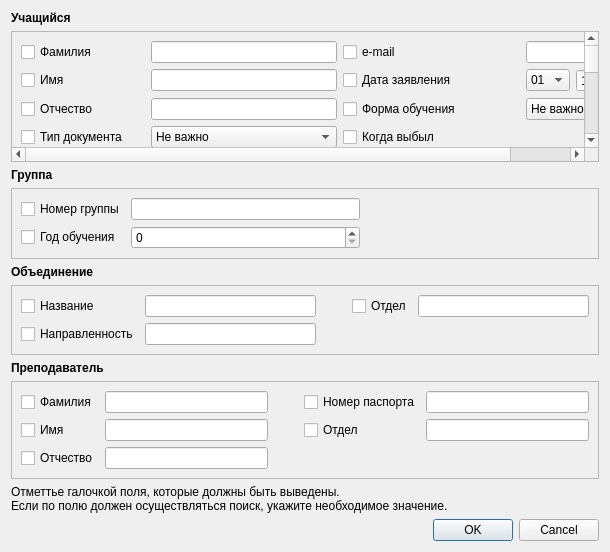
First picture: the form in searchdialog.ui, repository Domerk/UdoDB, before the edit.
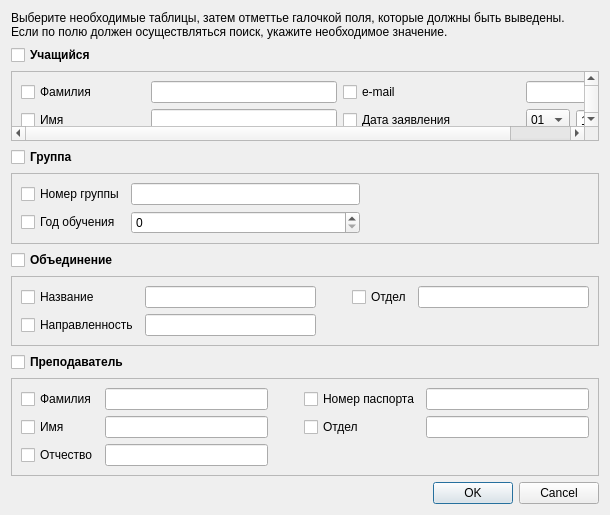
Second picture: the form after the edit.

Commit message: Измнён способ отобоажения формы расширенного поиска

Diff of the .ui file:
```diff
--- a/searchdialog.ui
+++ b/searchdialog.ui
@@ -7,15 +7,34 @@
     <x>0</x>
     <y>0</y>
     <width>610</width>
-    <height>552</height>
+    <height>494</height>
    </rect>
   </property>
+  <property name="sizePolicy">
+   <sizepolicy hsizetype="Preferred" vsizetype="Preferred">
+    <horstretch>0</horstretch>
+    <verstretch>0</verstretch>
+   </sizepolicy>
+  </property>
   <property name="windowTitle">
    <string>Dialog</string>
   </property>
   <layout class="QVBoxLayout" name="verticalLayout">
    <item>
-    <widget class="QLabel" name="label">
+    <widget class="QLabel" name="label_5">
+     <property name="sizePolicy">
+      <sizepolicy hsizetype="Preferred" vsizetype="Fixed">
+       <horstretch>0</horstretch>
+       <verstretch>0</verstretch>
+      </sizepolicy>
+     </property>
+     <property name="text">
+      <string>&lt;html&gt;&lt;head/&gt;&lt;body&gt;&lt;p&gt;Выберите необходимые таблицы, затем отметтье галочкой поля, которые должны быть выведены.&lt;br/&gt;Если по полю должен осуществляться поиск, укажите необходимое значение.&lt;/p&gt;&lt;/body&gt;&lt;/html&gt;</string>
+     </property>
+    </widget>
+   </item>
+   <item>
+    <widget class="QCheckBox" name="useStud">
      <property name="font">
       <font>
        <weight>75</weight>
@@ -714,7 +733,7 @@
     </widget>
    </item>
    <item>
-    <widget class="QLabel" name="label_2">
+    <widget class="QCheckBox" name="useGroup">
      <property name="font">
       <font>
        <weight>75</weight>
@@ -729,7 +748,7 @@
    <item>
     <widget class="QScrollArea" name="scrollArea_2">
      <property name="sizePolicy">
-      <sizepolicy hsizetype="Expanding" vsizetype="Minimum">
+      <sizepolicy hsizetype="Expanding" vsizetype="MinimumExpanding">
        <horstretch>0</horstretch>
        <verstretch>0</verstretch>
       </sizepolicy>
@@ -795,7 +814,7 @@
     </widget>
    </item>
    <item>
-    <widget class="QLabel" name="label_4">
+    <widget class="QCheckBox" name="useAss">
      <property name="font">
       <font>
        <weight>75</weight>
@@ -810,7 +829,7 @@
    <item>
     <widget class="QScrollArea" name="scrollArea_3">
      <property name="sizePolicy">
-      <sizepolicy hsizetype="Expanding" vsizetype="Minimum">
+      <sizepolicy hsizetype="Expanding" vsizetype="MinimumExpanding">
        <horstretch>0</horstretch>
        <verstretch>0</verstretch>
       </sizepolicy>
@@ -879,7 +898,7 @@
     </widget>
    </item>
    <item>
-    <widget class="QLabel" name="label_3">
+    <widget class="QCheckBox" name="useTeach">
      <property name="font">
       <font>
        <weight>75</weight>
@@ -894,7 +913,7 @@
    <item>
     <widget class="QScrollArea" name="scrollArea_4">
      <property name="sizePolicy">
-      <sizepolicy hsizetype="Expanding" vsizetype="Minimum">
+      <sizepolicy hsizetype="Expanding" vsizetype="MinimumExpanding">
        <horstretch>0</horstretch>
        <verstretch>0</verstretch>
       </sizepolicy>
@@ -982,13 +1001,6 @@
      </widget>
     </widget>
    </item>
-   <item>
-    <widget class="QLabel" name="label_5">
-     <property name="text">
-      <string>&lt;html&gt;&lt;head/&gt;&lt;body&gt;&lt;p&gt;Отметтье галочкой поля, которые должны быть выведены.&lt;br /&gt;Если по полю должен осуществляться поиск, укажите необходимое значение.&lt;/p&gt;&lt;/body&gt;&lt;/html&gt;</string>
-     </property>
-    </widget>
-   </item>
    <item>
     <widget class="QDialogButtonBox" name="buttonBox">
      <property name="orientation">
```
Left out of the diff: 83 changed lines with no effect on the pictures. The commit also changes 2 other files.
